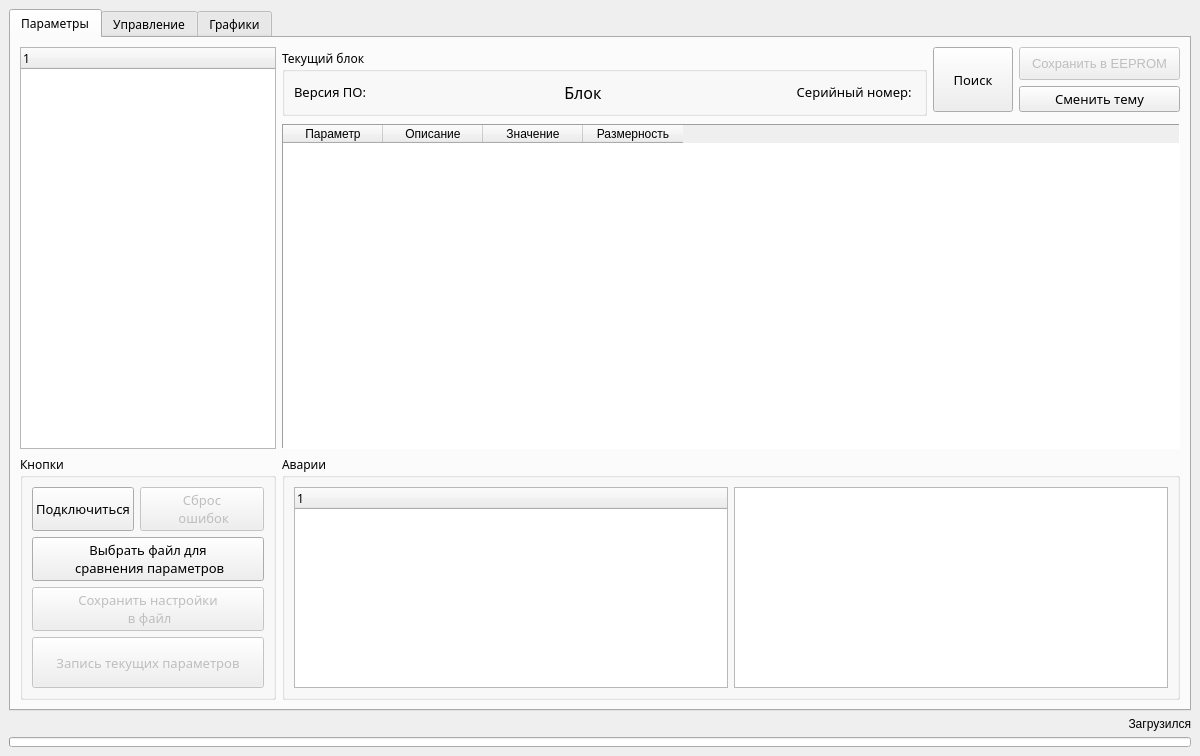
First picture: the form in VMU_monitor_v3.ui, repository hochu-leto/EVIS, before the edit.
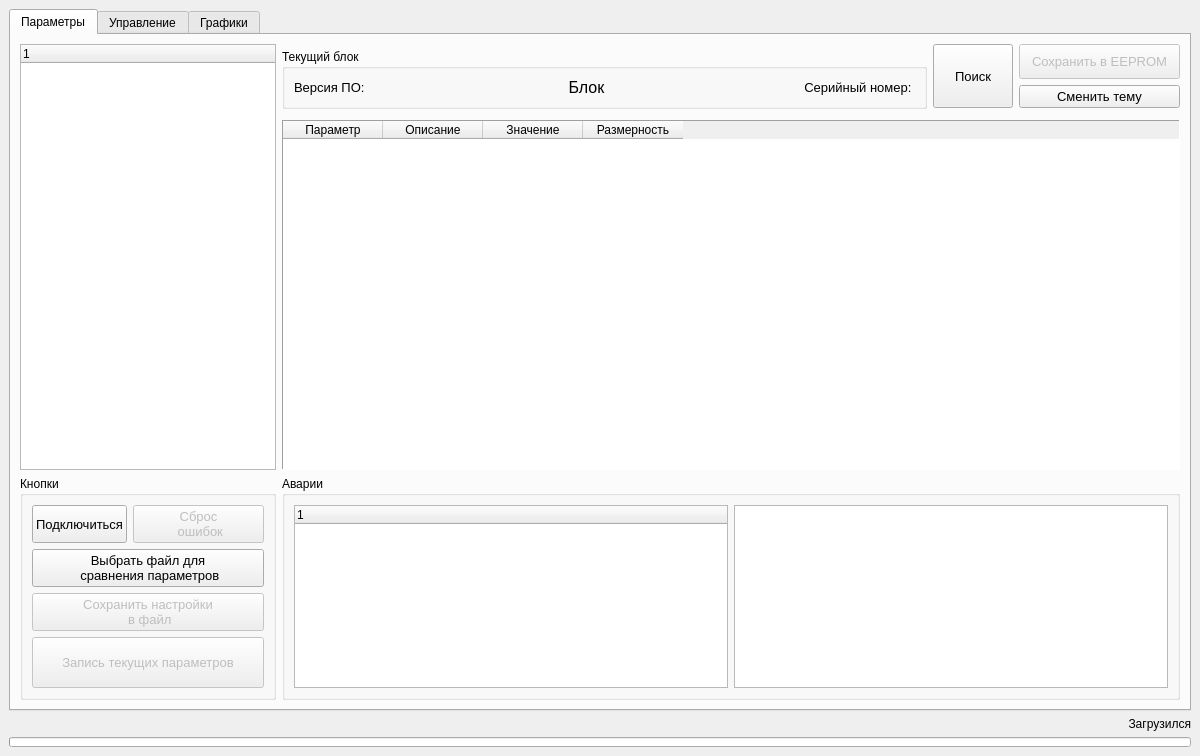
Second picture: the form after the edit.

```diff
--- a/VMU_monitor_v3.ui
+++ b/VMU_monitor_v3.ui
@@ -77,7 +77,7 @@
      <widget class="QTabWidget" name="main_tab">
       <property name="font">
        <font>
-        <family>Old English Text MT</family>
+        <family>Segoe UI</family>
        </font>
       </property>
       <property name="currentIndex">
@@ -147,6 +147,11 @@
             <verstretch>0</verstretch>
            </sizepolicy>
           </property>
+          <property name="font">
+           <font>
+            <family>Segoe UI</family>
+           </font>
+          </property>
           <property name="layoutDirection">
            <enum>Qt::LeftToRight</enum>
           </property>
@@ -167,6 +172,7 @@
              </property>
              <property name="font">
               <font>
+               <family>Segoe UI</family>
                <pointsize>10</pointsize>
                <kerning>true</kerning>
               </font>
@@ -189,6 +195,7 @@
              </property>
              <property name="font">
               <font>
+               <family>Segoe UI</family>
                <pointsize>12</pointsize>
                <weight>50</weight>
                <bold>false</bold>
@@ -216,6 +223,7 @@
              </property>
              <property name="font">
               <font>
+               <family>Segoe UI</family>
                <pointsize>10</pointsize>
                <kerning>true</kerning>
               </font>
@@ -239,6 +247,11 @@
             <verstretch>0</verstretch>
            </sizepolicy>
           </property>
+          <property name="font">
+           <font>
+            <family>Segoe UI</family>
+           </font>
+          </property>
           <property name="title">
            <string>Аварии</string>
           </property>
@@ -251,6 +264,11 @@
                <verstretch>0</verstretch>
               </sizepolicy>
              </property>
+             <property name="font">
+              <font>
+               <family>Segoe UI</family>
+              </font>
+             </property>
             </widget>
            </item>
            <item row="0" column="1" rowspan="2">
@@ -281,6 +299,7 @@
           </property>
           <property name="font">
            <font>
+            <family>Segoe UI</family>
             <pointsize>10</pointsize>
             <kerning>true</kerning>
            </font>
@@ -298,6 +317,11 @@
             <verstretch>0</verstretch>
            </sizepolicy>
           </property>
+          <property name="font">
+           <font>
+            <family>Segoe UI</family>
+           </font>
+          </property>
           <property name="title">
            <string>Кнопки</string>
           </property>
@@ -330,6 +354,7 @@
              </property>
              <property name="font">
               <font>
+               <family>Segoe UI</family>
                <pointsize>10</pointsize>
                <weight>50</weight>
                <bold>false</bold>
@@ -366,6 +391,7 @@
              </property>
              <property name="font">
               <font>
+               <family>Segoe UI</family>
                <pointsize>10</pointsize>
                <kerning>true</kerning>
               </font>
@@ -392,6 +418,7 @@
              </property>
              <property name="font">
               <font>
+               <family>Segoe UI</family>
                <pointsize>10</pointsize>
                <kerning>true</kerning>
               </font>
@@ -421,6 +448,7 @@
              </property>
              <property name="font">
               <font>
+               <family>Segoe UI</family>
                <pointsize>10</pointsize>
                <kerning>true</kerning>
               </font>
@@ -450,6 +478,7 @@
              </property>
              <property name="font">
               <font>
+               <family>Segoe UI</family>
                <pointsize>10</pointsize>
                <kerning>true</kerning>
               </font>
@@ -474,6 +503,11 @@
            <property name="text">
             <string notr="true">1</string>
            </property>
+           <property name="font">
+            <font>
+             <family>MS Shell Dlg 2</family>
+            </font>
+           </property>
           </column>
          </widget>
         </item>
@@ -531,6 +565,7 @@
           </property>
           <property name="font">
            <font>
+            <family>Segoe UI</family>
             <pointsize>10</pointsize>
             <kerning>true</kerning>
            </font>
```
